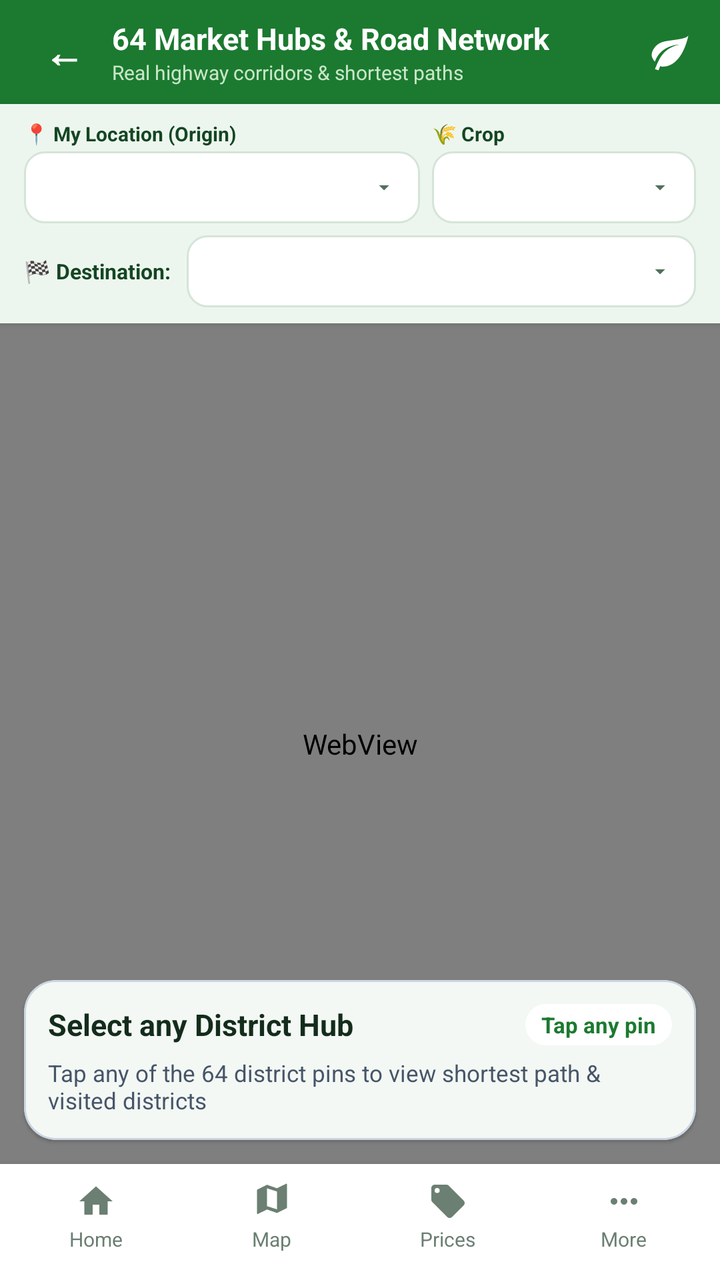
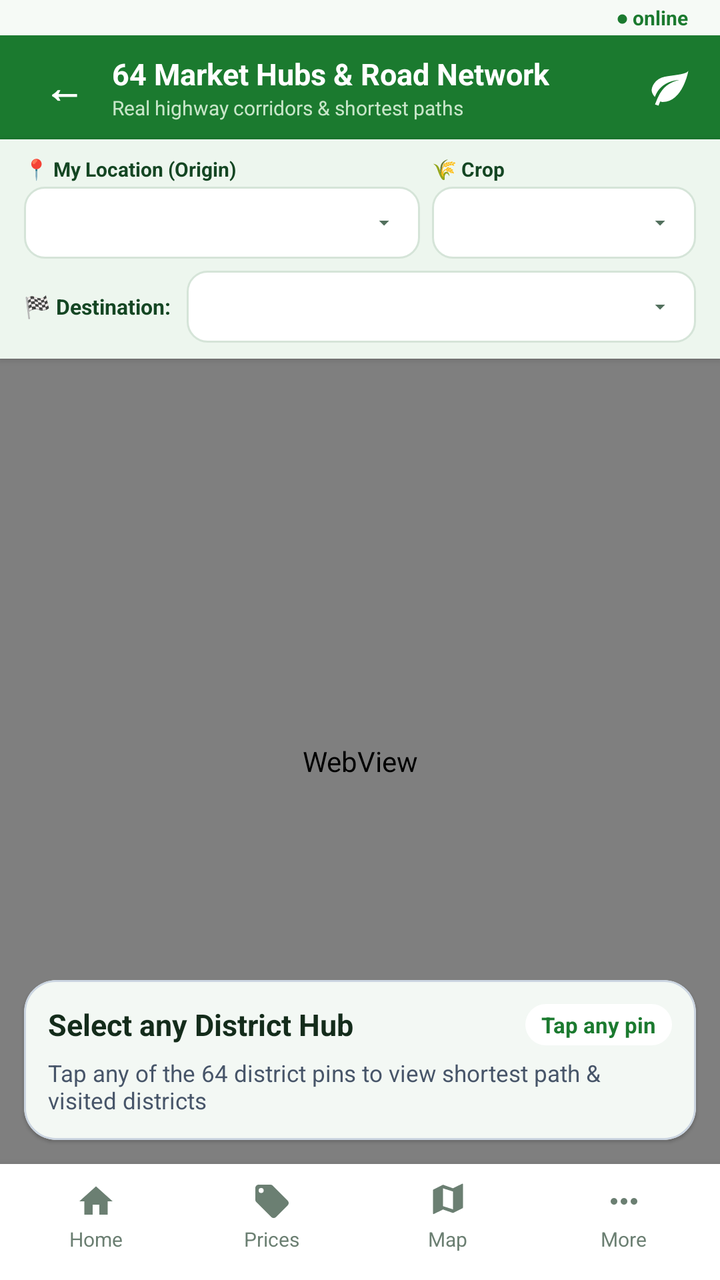

Before-and-after screenshots of an Android layout around one commit, followed by the original layout XML and the change that was made.
<!-- AndroidManifest.xml: application theme Theme.KrishiChain -->
<!-- res/layout/activity_market_map.xml -->
<?xml version="1.0" encoding="utf-8"?>
<LinearLayout xmlns:android="http://schemas.android.com/apk/res/android"
    xmlns:app="http://schemas.android.com/apk/res-auto"
    xmlns:tools="http://schemas.android.com/tools"
    android:layout_width="match_parent"
    android:layout_height="match_parent"
    android:background="@color/home_bg"
    android:orientation="vertical">

    
    <LinearLayout
        android:layout_width="match_parent"
        android:layout_height="52dp"
        android:background="@color/pri"
        android:gravity="center_vertical"
        android:orientation="horizontal"
        android:paddingHorizontal="14dp">

        <TextView
            android:id="@+id/buttonBack"
            android:layout_width="36dp"
            android:layout_height="36dp"
            android:background="?attr/selectableItemBackgroundBorderless"
            android:clickable="true"
            android:focusable="true"
            android:gravity="center"
            android:text="←"
            android:textColor="@color/white"
            android:textSize="20sp"
            android:textStyle="bold" />

        <LinearLayout
            android:layout_width="0dp"
            android:layout_height="wrap_content"
            android:layout_marginStart="6dp"
            android:layout_weight="1"
            android:orientation="vertical">

            <TextView
                android:layout_width="wrap_content"
                android:layout_height="wrap_content"
                android:text="64 Market Hubs &amp; Road Network"
                android:textColor="@color/white"
                android:textSize="15sp"
                android:textStyle="bold" />

            <TextView
                android:layout_width="wrap_content"
                android:layout_height="wrap_content"
                android:text="Real highway corridors &amp; shortest paths"
                android:textColor="#C8E6C9"
                android:textSize="10sp" />
        </LinearLayout>

        <ImageView
            android:layout_width="22dp"
            android:layout_height="22dp"
            android:contentDescription="KrishiChain Leaf"
            android:src="@drawable/ic_leaf_logo"
            app:tint="@color/white" />
    </LinearLayout>

    
    <LinearLayout
        android:layout_width="match_parent"
        android:layout_height="wrap_content"
        android:background="#EDF6EE"
        android:elevation="2dp"
        android:orientation="vertical"
        android:paddingHorizontal="12dp"
        android:paddingVertical="8dp">

        <LinearLayout
            android:layout_width="match_parent"
            android:layout_height="wrap_content"
            android:gravity="center_vertical"
            android:orientation="horizontal">

            
            <LinearLayout
                android:layout_width="0dp"
                android:layout_height="wrap_content"
                android:layout_marginEnd="6dp"
                android:layout_weight="1.2"
                android:orientation="vertical">

                <TextView
                    android:layout_width="wrap_content"
                    android:layout_height="wrap_content"
                    android:text="📍 My Location (Origin)"
                    android:textColor="#144623"
                    android:textSize="10sp"
                    android:textStyle="bold" />

                <Spinner
                    android:id="@+id/spinnerOrigin"
                    android:layout_width="match_parent"
                    android:layout_height="36dp"
                    android:layout_marginTop="2dp"
                    android:background="@drawable/bg_spinner_dropdown"
                    android:paddingHorizontal="6dp" />
            </LinearLayout>

            
            <LinearLayout
                android:layout_width="0dp"
                android:layout_height="wrap_content"
                android:layout_weight="0.8"
                android:orientation="vertical">

                <TextView
                    android:layout_width="wrap_content"
                    android:layout_height="wrap_content"
                    android:text="🌾 Crop"
                    android:textColor="#144623"
                    android:textSize="10sp"
                    android:textStyle="bold" />

                <Spinner
                    android:id="@+id/spinnerCrop"
                    android:layout_width="match_parent"
                    android:layout_height="36dp"
                    android:layout_marginTop="2dp"
                    android:background="@drawable/bg_spinner_dropdown"
                    android:paddingHorizontal="6dp" />
            </LinearLayout>
        </LinearLayout>

        
        <LinearLayout
            android:layout_width="match_parent"
            android:layout_height="wrap_content"
            android:layout_marginTop="6dp"
            android:gravity="center_vertical"
            android:orientation="horizontal">

            <TextView
                android:layout_width="wrap_content"
                android:layout_height="wrap_content"
                android:text="🏁 Destination:"
                android:textColor="#144623"
                android:textSize="10.5sp"
                android:textStyle="bold" />

            <Spinner
                android:id="@+id/spinnerDest"
                android:layout_width="0dp"
                android:layout_height="36dp"
                android:layout_marginStart="8dp"
                android:layout_weight="1"
                android:background="@drawable/bg_spinner_dropdown"
                android:paddingHorizontal="6dp" />
        </LinearLayout>
    </LinearLayout>

    
    <FrameLayout
        android:layout_width="match_parent"
        android:layout_height="0dp"
        android:layout_weight="1">

        
        <WebView
            android:id="@+id/mapWebView"
            android:layout_width="match_parent"
            android:layout_height="match_parent" />

        
        <ProgressBar
            android:id="@+id/mapProgress"
            style="@style/Widget.Material3.CircularProgressIndicator"
            android:layout_width="wrap_content"
            android:layout_height="wrap_content"
            android:layout_gravity="center"
            android:indeterminateTint="@color/pri"
            android:visibility="gone" />

        
        <com.google.android.material.card.MaterialCardView
            android:id="@+id/cardSelectedHub"
            style="@style/Widget.KrishiChain.Card"
            android:layout_width="match_parent"
            android:layout_height="wrap_content"
            android:layout_gravity="bottom"
            android:layout_margin="12dp"
            android:elevation="6dp"
            app:cardCornerRadius="16dp"
            app:strokeColor="#CBD5E1"
            app:strokeWidth="1dp">

            <LinearLayout
                android:layout_width="match_parent"
                android:layout_height="wrap_content"
                android:orientation="vertical"
                android:padding="12dp">

                
                <LinearLayout
                    android:layout_width="match_parent"
                    android:layout_height="wrap_content"
                    android:gravity="center_vertical"
                    android:orientation="horizontal">

                    <TextView
                        android:id="@+id/textSelectedHubTitle"
                        android:layout_width="0dp"
                        android:layout_height="wrap_content"
                        android:layout_weight="1"
                        android:text="Select any District Hub"
                        android:textColor="#142C1B"
                        android:textSize="15sp"
                        android:textStyle="bold" />

                    <TextView
                        android:id="@+id/textSelectedHubPrice"
                        android:layout_width="wrap_content"
                        android:layout_height="wrap_content"
                        android:background="@drawable/bg_pill_white"
                        android:paddingHorizontal="8dp"
                        android:paddingVertical="3dp"
                        android:text="Tap any pin"
                        android:textColor="#1B7A2F"
                        android:textSize="11sp"
                        android:textStyle="bold" />
                </LinearLayout>

                
                <TextView
                    android:id="@+id/textOptimalRouteNodes"
                    android:layout_width="match_parent"
                    android:layout_height="wrap_content"
                    android:layout_marginTop="6dp"
                    android:ellipsize="end"
                    android:maxLines="2"
                    android:text="Tap any of the 64 district pins to view shortest path &amp; visited districts"
                    android:textColor="#475569"
                    android:textSize="11.5sp" />

                
                <LinearLayout
                    android:id="@+id/layoutMetaRow"
                    android:layout_width="match_parent"
                    android:layout_height="wrap_content"
                    android:layout_marginTop="6dp"
                    android:gravity="center_vertical"
                    android:orientation="horizontal"
                    android:visibility="gone">

                    <TextView
                        android:id="@+id/textMetaDist"
                        android:layout_width="wrap_content"
                        android:layout_height="wrap_content"
                        android:text="📍 0 km"
                        android:textColor="#1B7A2F"
                        android:textSize="11sp"
                        android:textStyle="bold" />

                    <TextView
                        android:id="@+id/textMetaTime"
                        android:layout_width="wrap_content"
                        android:layout_height="wrap_content"
                        android:layout_marginStart="10dp"
                        android:text="⏱ 0 hr"
                        android:textColor="#334155"
                        android:textSize="11sp" />

                    <TextView
                        android:id="@+id/textMetaProfit"
                        android:layout_width="0dp"
                        android:layout_height="wrap_content"
                        android:layout_weight="1"
                        android:gravity="end"
                        android:text="Profit ৳ 0"
                        android:textColor="#047857"
                        android:textSize="12sp"
                        android:textStyle="bold" />
                </LinearLayout>

                
                <com.google.android.material.button.MaterialButton
                    android:id="@+id/buttonViewRouteDetails"
                    style="@style/Widget.KrishiChain.Button.Green"
                    android:layout_width="match_parent"
                    android:layout_height="42dp"
                    android:layout_marginTop="8dp"
                    android:text="View Turn-by-Turn Route →"
                    android:textSize="12.5sp"
                    android:visibility="gone" />
            </LinearLayout>
        </com.google.android.material.card.MaterialCardView>
    </FrameLayout>

    
    <include layout="@layout/layout_bottom_nav" />
</LinearLayout>
<!-- res/layout/layout_bottom_nav.xml (included above) -->
<?xml version="1.0" encoding="utf-8"?>
<LinearLayout xmlns:android="http://schemas.android.com/apk/res/android"
    xmlns:app="http://schemas.android.com/apk/res-auto"
    android:id="@+id/bottomNavContainer"
    android:layout_width="match_parent"
    android:layout_height="58dp"
    android:background="#FFFFFF"
    android:elevation="8dp"
    android:orientation="horizontal"
    android:paddingHorizontal="4dp"
    android:paddingVertical="4dp">

    
    <LinearLayout
        android:id="@+id/navHome"
        android:layout_width="0dp"
        android:layout_height="match_parent"
        android:layout_weight="1"
        android:background="?attr/selectableItemBackgroundBorderless"
        android:clickable="true"
        android:focusable="true"
        android:gravity="center"
        android:orientation="vertical">

        <ImageView
            android:id="@+id/iconHome"
            android:layout_width="20dp"
            android:layout_height="20dp"
            android:contentDescription="Home Tab"
            android:src="@drawable/ic_nav_home"
            app:tint="#6B7F72" />

        <TextView
            android:id="@+id/textHome"
            android:layout_width="wrap_content"
            android:layout_height="wrap_content"
            android:layout_marginTop="2dp"
            android:text="Home"
            android:textColor="#6B7F72"
            android:textSize="10sp" />

        <View
            android:id="@+id/indicatorHome"
            android:layout_width="18dp"
            android:layout_height="2.5dp"
            android:layout_marginTop="2dp"
            android:background="@drawable/bg_bottom_nav_indicator"
            android:visibility="invisible" />
    </LinearLayout>

    
    <LinearLayout
        android:id="@+id/navMap"
        android:layout_width="0dp"
        android:layout_height="match_parent"
        android:layout_weight="1"
        android:background="?attr/selectableItemBackgroundBorderless"
        android:clickable="true"
        android:focusable="true"
        android:gravity="center"
        android:orientation="vertical">

        <ImageView
            android:id="@+id/iconMap"
            android:layout_width="20dp"
            android:layout_height="20dp"
            android:contentDescription="Map Tab"
            android:src="@drawable/ic_nav_map"
            app:tint="#6B7F72" />

        <TextView
            android:id="@+id/textMap"
            android:layout_width="wrap_content"
            android:layout_height="wrap_content"
            android:layout_marginTop="2dp"
            android:text="Map"
            android:textColor="#6B7F72"
            android:textSize="10sp" />

        <View
            android:id="@+id/indicatorMap"
            android:layout_width="18dp"
            android:layout_height="2.5dp"
            android:layout_marginTop="2dp"
            android:background="@drawable/bg_bottom_nav_indicator"
            android:visibility="invisible" />
    </LinearLayout>

    
    <LinearLayout
        android:id="@+id/navPrices"
        android:layout_width="0dp"
        android:layout_height="match_parent"
        android:layout_weight="1"
        android:background="?attr/selectableItemBackgroundBorderless"
        android:clickable="true"
        android:focusable="true"
        android:gravity="center"
        android:orientation="vertical">

        <ImageView
            android:id="@+id/iconPrices"
            android:layout_width="20dp"
            android:layout_height="20dp"
            android:contentDescription="Prices Tab"
            android:src="@drawable/ic_nav_prices"
            app:tint="#6B7F72" />

        <TextView
            android:id="@+id/textPrices"
            android:layout_width="wrap_content"
            android:layout_height="wrap_content"
            android:layout_marginTop="2dp"
            android:text="Prices"
            android:textColor="#6B7F72"
            android:textSize="10sp" />

        <View
            android:id="@+id/indicatorPrices"
            android:layout_width="18dp"
            android:layout_height="2.5dp"
            android:layout_marginTop="2dp"
            android:background="@drawable/bg_bottom_nav_indicator"
            android:visibility="invisible" />
    </LinearLayout>

    
    <LinearLayout
        android:id="@+id/navMore"
        android:layout_width="0dp"
        android:layout_height="match_parent"
        android:layout_weight="1"
        android:background="?attr/selectableItemBackgroundBorderless"
        android:clickable="true"
        android:focusable="true"
        android:gravity="center"
        android:orientation="vertical">

        <ImageView
            android:id="@+id/iconMore"
            android:layout_width="20dp"
            android:layout_height="20dp"
            android:contentDescription="More Tab"
            android:src="@drawable/ic_nav_more"
            app:tint="#6B7F72" />

        <TextView
            android:id="@+id/textMore"
            android:layout_width="wrap_content"
            android:layout_height="wrap_content"
            android:layout_marginTop="2dp"
            android:text="More"
            android:textColor="#6B7F72"
            android:textSize="10sp" />

        <View
            android:id="@+id/indicatorMore"
            android:layout_width="18dp"
            android:layout_height="2.5dp"
            android:layout_marginTop="2dp"
            android:background="@drawable/bg_bottom_nav_indicator"
            android:visibility="invisible" />
    </LinearLayout>
</LinearLayout>
<!-- resources referenced by this layout -->
<resources>
  <color name="home_bg">#F6FAF6</color>
  <color name="pri">#1B7A2F</color>
  <color name="white">#FFFFFFFF</color>
  <!-- drawable bg_bottom_nav_indicator (drawable) -->
  <?xml version="1.0" encoding="utf-8"?>
  <shape xmlns:android="http://schemas.android.com/apk/res/android"
      android:shape="rectangle">
      <solid android:color="#1B7A2F" />
      <corners android:radius="2dp" />
  </shape>
  <!-- drawable bg_pill_white (drawable) -->
  <?xml version="1.0" encoding="utf-8"?>
  <shape xmlns:android="http://schemas.android.com/apk/res/android"
      android:shape="rectangle">
      <solid android:color="#FFFFFF" />
      <corners android:radius="20dp" />
  </shape>
  <!-- drawable ic_leaf_logo (drawable) -->
  <?xml version="1.0" encoding="utf-8"?>
  <vector xmlns:android="http://schemas.android.com/apk/res/android"
      android:width="28dp"
      android:height="28dp"
      android:viewportWidth="24"
      android:viewportHeight="24">
      
      <path
          android:fillColor="#1B7A2F"
          android:pathData="M17,8C8,10 5.9,16.17 3.82,21.34L5.71,22L6.66,19.7C7.14,19.87 7.64,20 8,20C19,20 22,3 22,3C21,5 14,5.25 9,6.25C4,7.25 2,11.5 2,13.5C2,15.5 3.75,17.25 3.75,17.25C7,8 17,8 17,8Z" />
  </vector>
  <!-- drawable ic_nav_home (drawable) -->
  <?xml version="1.0" encoding="utf-8"?>
  <vector xmlns:android="http://schemas.android.com/apk/res/android"
      android:width="22dp"
      android:height="22dp"
      android:viewportWidth="24"
      android:viewportHeight="24">
      <path
          android:fillColor="#1B7A2F"
          android:pathData="M10,20V14H14V20H19V12H22L12,3L2,12H5V20H10Z" />
  </vector>
  <!-- drawable ic_nav_map (drawable) -->
  <?xml version="1.0" encoding="utf-8"?>
  <vector xmlns:android="http://schemas.android.com/apk/res/android"
      android:width="22dp"
      android:height="22dp"
      android:viewportWidth="24"
      android:viewportHeight="24">
      <path
          android:fillColor="#5A6E5F"
          android:pathData="M15,19L9,16.89L3.47,19.63C3.24,19.72 3,19.55 3,19.3V5.38C3,5.15 3.14,4.95 3.35,4.85L9,2.05L15,4.16L20.53,1.42C20.76,1.33 21,1.5 21,1.75V15.67C21,15.9 20.86,16.1 20.65,16.2L15,19M15,16.8V6.1L9,4.2V14.9L15,16.8Z" />
  </vector>
  <!-- drawable ic_nav_more (drawable) -->
  <?xml version="1.0" encoding="utf-8"?>
  <vector xmlns:android="http://schemas.android.com/apk/res/android"
      android:width="22dp"
      android:height="22dp"
      android:viewportWidth="24"
      android:viewportHeight="24">
      <path
          android:fillColor="#5A6E5F"
          android:pathData="M16,12A2,2 0 0,1 18,10A2,2 0 0,1 20,12A2,2 0 0,1 18,14A2,2 0 0,1 16,12M10,12A2,2 0 0,1 12,10A2,2 0 0,1 14,12A2,2 0 0,1 12,14A2,2 0 0,1 10,12M4,12A2,2 0 0,1 6,10A2,2 0 0,1 8,12A2,2 0 0,1 6,14A2,2 0 0,1 4,12Z" />
  </vector>
  <style name="Widget.KrishiChain.Button.Green" parent="Widget.Material3.Button">
          <item name="backgroundTint">@color/pri</item>
          <item name="android:textColor">@color/white</item>
          <item name="cornerRadius">10dp</item>
          <item name="android:textStyle">bold</item>
          <item name="android:textSize">13sp</item>
          <item name="android:insetTop">0dp</item>
          <item name="android:insetBottom">0dp</item>
      </style>
  <style name="Widget.KrishiChain.Card" parent="Widget.Material3.CardView.Elevated">
          <item name="cardCornerRadius">14dp</item>
          <item name="cardElevation">1dp</item>
          <item name="strokeColor">#DEE8DF</item>
          <item name="strokeWidth">1dp</item>
          <item name="cardBackgroundColor">@color/white</item>
      </style>
  <style name="Theme.KrishiChain" parent="Base.Theme.KrishiChain" />
  <color name="pri2">#E4F3E6</color>
  <color name="amb">#F59E0B</color>
  <color name="amb_text">#201400</color>
  <color name="ink">#17261A</color>
  <color name="home_mint_tile">#EDF6EE</color>
  <color name="mut">#667666</color>
  <!-- unchanged entries left out for length: 3 -->
</resources>

<!-- the commit's change to res/layout/activity_market_map.xml (unified diff, before → after) -->
@@ -6,6 +6,8 @@
     android:layout_height="match_parent"
     android:background="@color/home_bg"
     android:orientation="vertical">
+
+    <include layout="@layout/layout_top_status_bar" />
 
     
     <LinearLayout
@@ -292,6 +294,30 @@
 
     
     <include layout="@layout/layout_bottom_nav" />
+</LinearLayout>
+<!-- res/layout/layout_top_status_bar.xml (included above) -->
+<?xml version="1.0" encoding="utf-8"?>
+<LinearLayout xmlns:android="http://schemas.android.com/apk/res/android"
+    android:id="@+id/layoutTopStatusBar"
+    android:layout_width="match_parent"
+    android:layout_height="wrap_content"
+    android:background="@color/home_bg"
+    android:gravity="end|center_vertical"
+    android:orientation="horizontal"
+    android:paddingStart="16dp"
+    android:paddingEnd="16dp"
+    android:paddingTop="2dp"
+    android:paddingBottom="2dp">
+
+    <TextView
+        android:id="@+id/textTopOnline"
+        android:layout_width="wrap_content"
+        android:layout_height="wrap_content"
+        android:includeFontPadding="false"
+        android:text="@string/net_online"
+        android:textColor="@color/pri"
+        android:textSize="10sp"
+        android:textStyle="bold" />
 </LinearLayout>
 <!-- res/layout/layout_bottom_nav.xml (included above) -->
 <?xml version="1.0" encoding="utf-8"?>
@@ -346,6 +372,44 @@
 
     
     <LinearLayout
+        android:id="@+id/navPrices"
+        android:layout_width="0dp"
+        android:layout_height="match_parent"
+        android:layout_weight="1"
+        android:background="?attr/selectableItemBackgroundBorderless"
+        android:clickable="true"
+        android:focusable="true"
+        android:gravity="center"
+        android:orientation="vertical">
+
+        <ImageView
+            android:id="@+id/iconPrices"
+            android:layout_width="20dp"
+            android:layout_height="20dp"
+            android:contentDescription="Prices Tab"
+            android:src="@drawable/ic_nav_prices"
+            app:tint="#6B7F72" />
+
+        <TextView
+            android:id="@+id/textPrices"
+            android:layout_width="wrap_content"
+            android:layout_height="wrap_content"
+            android:layout_marginTop="2dp"
+            android:text="Prices"
+            android:textColor="#6B7F72"
+            android:textSize="10sp" />
+
+        <View
+            android:id="@+id/indicatorPrices"
+            android:layout_width="18dp"
+            android:layout_height="2.5dp"
+            android:layout_marginTop="2dp"
+            android:background="@drawable/bg_bottom_nav_indicator"
+            android:visibility="invisible" />
+    </LinearLayout>
+
+    
+    <LinearLayout
         android:id="@+id/navMap"
         android:layout_width="0dp"
         android:layout_height="match_parent"
@@ -384,44 +448,6 @@
 
     
     <LinearLayout
-        android:id="@+id/navPrices"
-        android:layout_width="0dp"
-        android:layout_height="match_parent"
-        android:layout_weight="1"
-        android:background="?attr/selectableItemBackgroundBorderless"
-        android:clickable="true"
-        android:focusable="true"
-        android:gravity="center"
-        android:orientation="vertical">
-
-        <ImageView
-            android:id="@+id/iconPrices"
-            android:layout_width="20dp"
-            android:layout_height="20dp"
-            android:contentDescription="Prices Tab"
-            android:src="@drawable/ic_nav_prices"
-            app:tint="#6B7F72" />
-
-        <TextView
-            android:id="@+id/textPrices"
-            android:layout_width="wrap_content"
-            android:layout_height="wrap_content"
-            android:layout_marginTop="2dp"
-            android:text="Prices"
-            android:textColor="#6B7F72"
-            android:textSize="10sp" />
-
-        <View
-            android:id="@+id/indicatorPrices"
-            android:layout_width="18dp"
-            android:layout_height="2.5dp"
-            android:layout_marginTop="2dp"
-            android:background="@drawable/bg_bottom_nav_indicator"
-            android:visibility="invisible" />
-    </LinearLayout>
-
-    
-    <LinearLayout
         android:id="@+id/navMore"
         android:layout_width="0dp"
         android:layout_height="match_parent"
<!-- resource entries referenced after the edit -->
@@ -62,6 +62,7 @@
           android:fillColor="#5A6E5F"
           android:pathData="M16,12A2,2 0 0,1 18,10A2,2 0 0,1 20,12A2,2 0 0,1 18,14A2,2 0 0,1 16,12M10,12A2,2 0 0,1 12,10A2,2 0 0,1 14,12A2,2 0 0,1 12,14A2,2 0 0,1 10,12M4,12A2,2 0 0,1 6,10A2,2 0 0,1 8,12A2,2 0 0,1 6,14A2,2 0 0,1 4,12Z" />
   </vector>
+  <string name="net_online">● online</string>
   <style name="Widget.KrishiChain.Button.Green" parent="Widget.Material3.Button">
           <item name="backgroundTint">@color/pri</item>
           <item name="android:textColor">@color/white</item>
